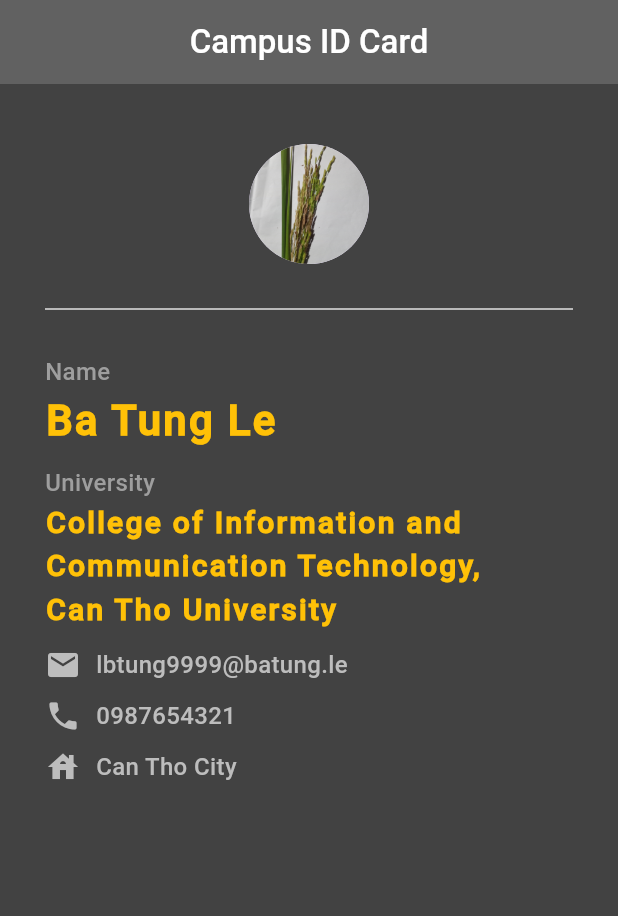
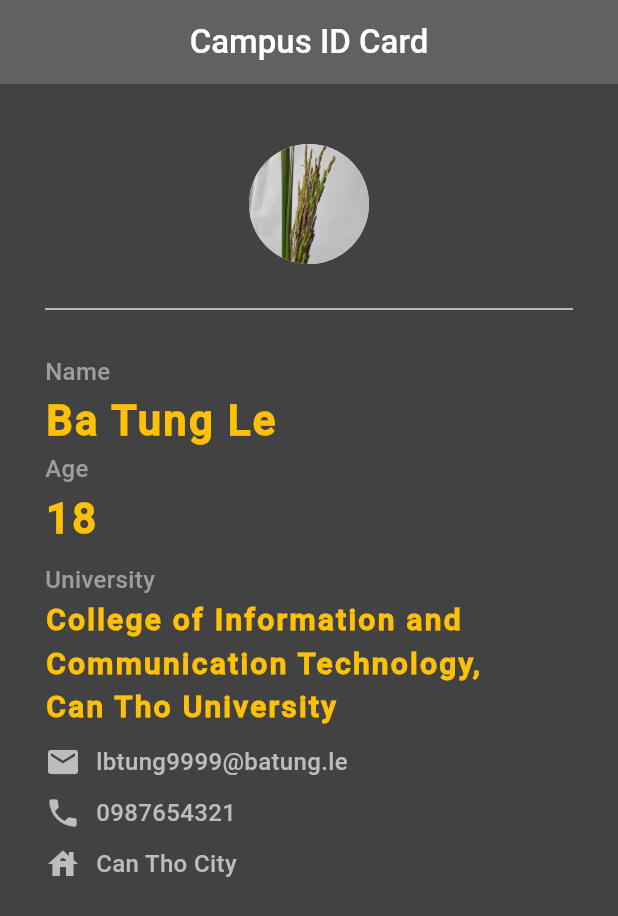
Before and after one commit to lebatung/Starter-Flutter-App, a Flutter app: the screen it shows after launch, on a phone screen of 412 x 824 dp. Shown: the top 916 px of the screen. Run offline on Flutter 3.47's test engine with Material 3 defaults, Android fonts, the phone set to English and light mode, and no system bars.

Commit message:
adding age

```diff
--- a/lib/main.dart
+++ b/lib/main.dart
@@ -4,8 +4,16 @@
       home: Home(),
     ));
 
-class Home extends StatelessWidget {
+class Home extends StatefulWidget {
   const Home({super.key});
+
+  @override
+  State<Home> createState() => _HomeState();
+}
+
+class _HomeState extends State<Home> {
+
+
 
   @override
   Widget build(BuildContext context) {
@@ -47,6 +55,23 @@
             SizedBox(height: 1.0),
             Text(
               'Ba Tung Le',
+              style: TextStyle(
+                  color: Colors.amber,
+                  letterSpacing: 1.5,
+                  fontSize: 28.0,
+                  fontWeight: FontWeight.bold),
+            ),
+            SizedBox(height: 1.0),
+            Text(
+              'Age',
+              style: TextStyle(
+                color: Colors.grey,
+                fontSize: 16.0,
+              ),
+            ),
+            SizedBox(height: 1.0),
+            Text(
+              '18',
               style: TextStyle(
                   color: Colors.amber,
                   letterSpacing: 1.5,
```
